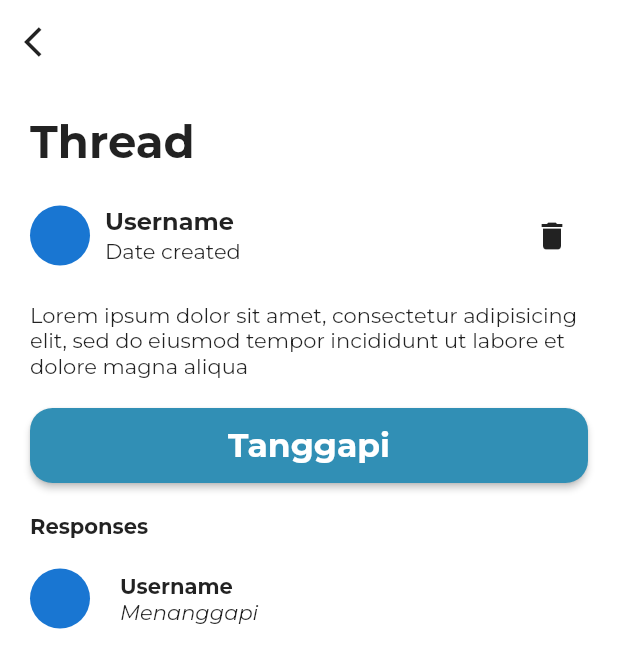
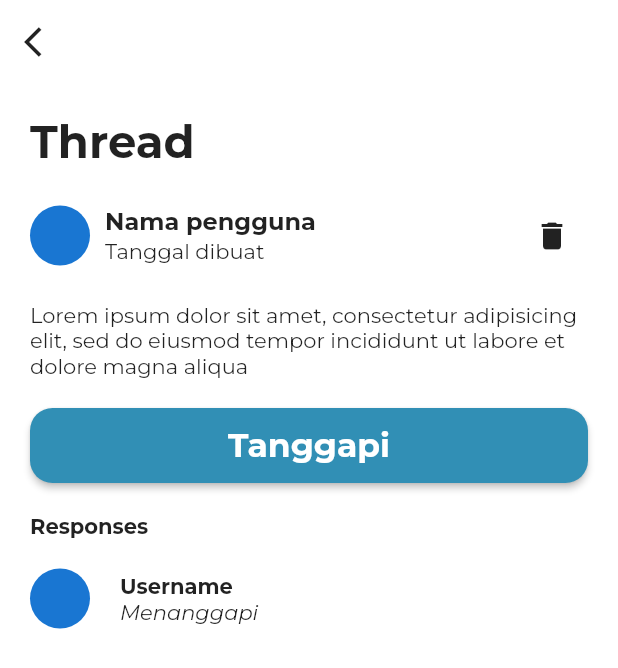
Before and after one commit to asbp/edu-life, a Flutter app: the ThreadPage screen opened directly, on a phone screen of 412 x 824 dp. Shown: the top 668 px of the screen. Run offline on Flutter 3.47's test engine with Material 2 defaults, Android fonts, the phone set to English and light mode, and no system bars; project files that could hold a hidden picture were left out.

Commit message:
fix text

```diff
--- a/lib/src/ui/pages/thread/page_thread.dart
+++ b/lib/src/ui/pages/thread/page_thread.dart
@@ -42,12 +42,12 @@ class _ThreadState extends State<ThreadPage> {
                     crossAxisAlignment: CrossAxisAlignment.start,
                     children: <Widget>[
                       Text(
-                        "Username",
+                        "Nama pengguna",
                         style: TextStyle(
                             fontSize: 16, fontWeight: FontWeight.bold),
                       ),
                       Text(
-                        "Date created",
+                        "Tanggal dibuat",
                       )
                     ],
                   ),
```
